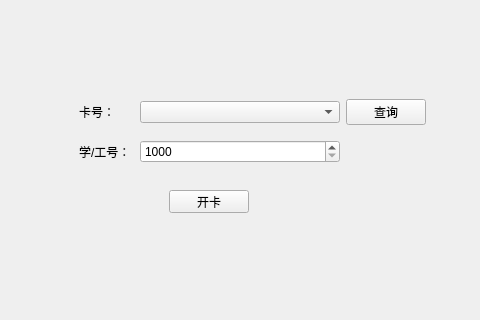
First picture: the form in mainwindow.ui, repository typingbugs/CardManageSystem, before the edit; both pictures show x 127 to 607 and y 0 to 320 of the 708 by 493 pixel window.
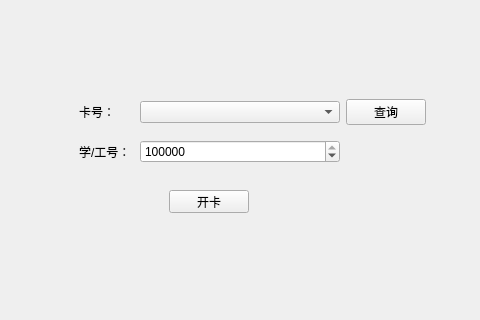
Second picture: the form after the edit.

The edit to the form file:
```diff
--- a/mainwindow.ui
+++ b/mainwindow.ui
@@ -296,6 +296,9 @@
          <property name="maximum">
           <number>99999999</number>
          </property>
+         <property name="value">
+          <number>21281280</number>
+         </property>
         </widget>
        </item>
        <item row="0" column="1">
```
Left out of the diff: 2 changed lines with no effect on the pictures.
